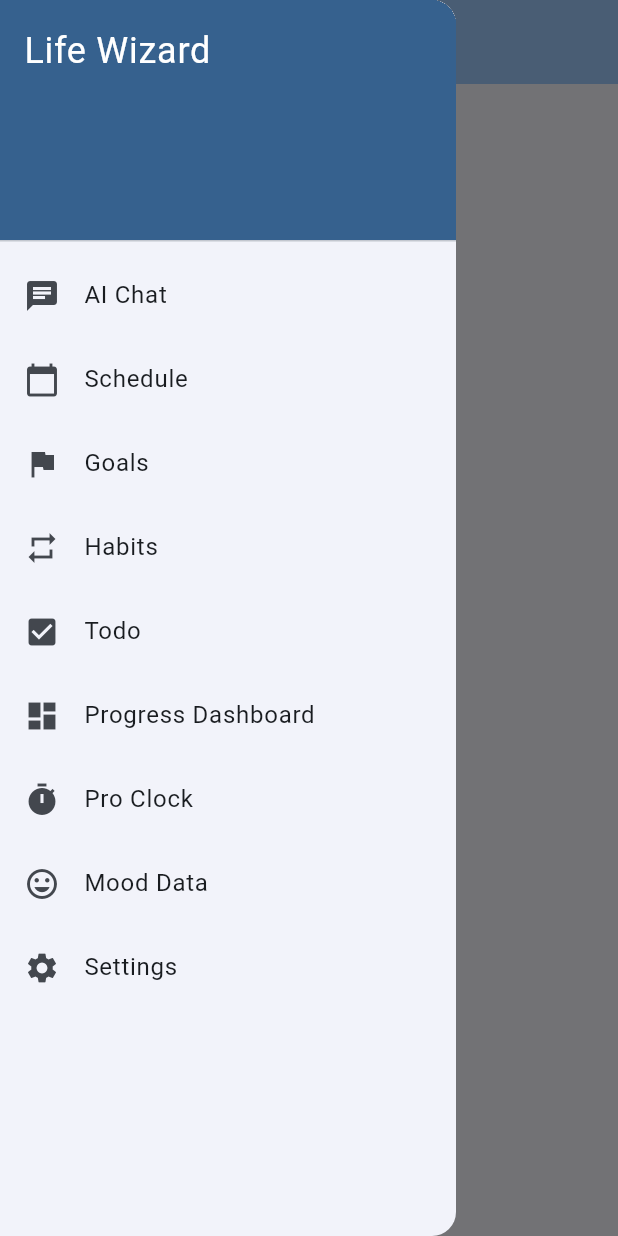
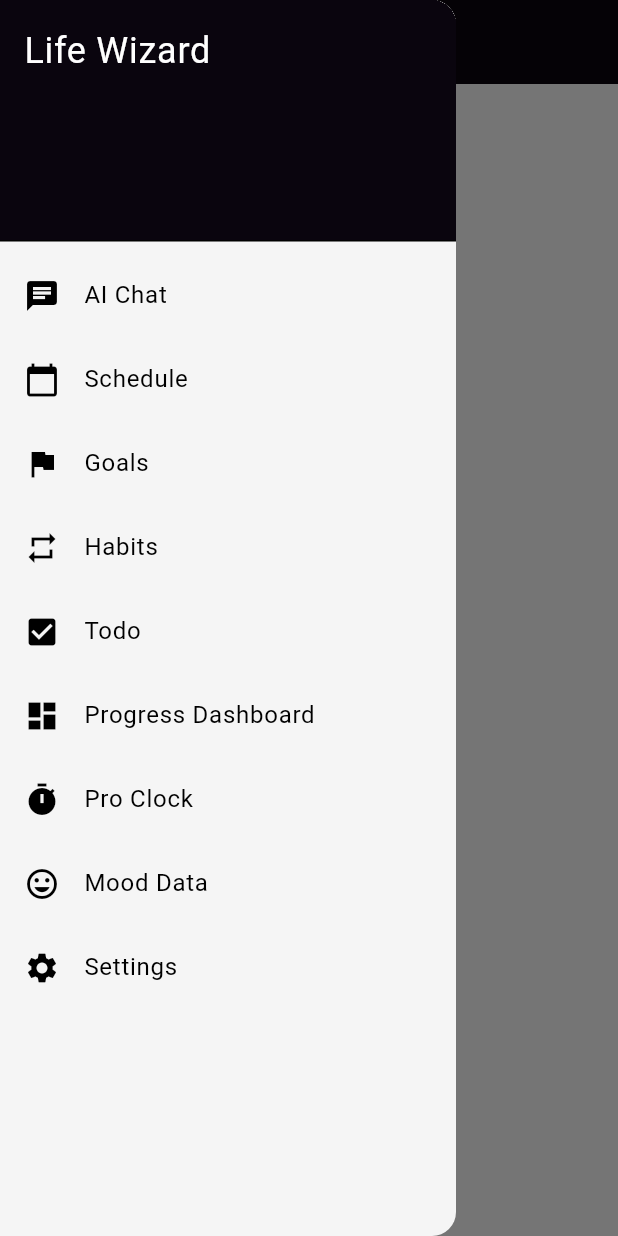
Before and after one commit to Majidi-star/Life-Wizard, a Flutter app: the screen it shows after launch, with the side drawer open, on a phone screen of 412 x 824 dp. Run offline on Flutter 3.47's test engine with Material 3 defaults, Android fonts, the phone set to English and light mode, and no system bars; our stand-ins replace bloc, equatable, flutter_bloc, shared_preferences, sqflite; accounts and stored records are empty.

Commit message:
adding the theme logic

```diff
--- a/lib/database_initializer.dart
+++ b/lib/database_initializer.dart
@@ -45,7 +45,7 @@ class DatabaseInitializer {
       'feedbackFrequency': 7,
       'AIGuideLines': '',
     });
-    print("creating the database ...");
+
     // Todo table
     await db.execute('''
       CREATE TABLE todo(
--- a/lib/features/ai_chat/ai_chat_screen.dart
+++ b/lib/features/ai_chat/ai_chat_screen.dart
@@ -1,5 +1,6 @@
 import 'package:flutter/material.dart';
 import '../../widgets/app_drawer.dart';
+import '../../utils/theme_utils.dart';
 
 class AIChatScreen extends StatelessWidget {
   const AIChatScreen({super.key});
@@ -7,9 +8,10 @@ class AIChatScreen extends StatelessWidget {
   @override
   Widget build(BuildContext context) {
     return Scaffold(
+      backgroundColor: Theme.of(context).colorScheme.primary,
       appBar: AppBar(
         title: const Text('AI Chat'),
-        backgroundColor: Theme.of(context).colorScheme.inversePrimary,
+        backgroundColor: ThemeUtils.getAppBarColor(context),
       ),
       drawer: const AppDrawer(),
       body: const Center(child: Text('AI Chat Screen')),
--- a/lib/features/goals/goals_screen.dart
+++ b/lib/features/goals/goals_screen.dart
@@ -1,5 +1,6 @@
 import 'package:flutter/material.dart';
 import '../../widgets/app_drawer.dart';
+import '../../utils/theme_utils.dart';
 
 class GoalsScreen extends StatelessWidget {
   const GoalsScreen({super.key});
@@ -7,9 +8,10 @@ class GoalsScreen extends StatelessWidget {
   @override
   Widget build(BuildContext context) {
     return Scaffold(
+      backgroundColor: Theme.of(context).colorScheme.primary,
       appBar: AppBar(
         title: const Text('Goals'),
-        backgroundColor: Theme.of(context).colorScheme.inversePrimary,
+        backgroundColor: ThemeUtils.getAppBarColor(context),
       ),
       drawer: const AppDrawer(),
       body: const Center(child: Text('Goals Screen')),
--- a/lib/features/habits/habits_screen.dart
+++ b/lib/features/habits/habits_screen.dart
@@ -1,5 +1,6 @@
 import 'package:flutter/material.dart';
 import '../../widgets/app_drawer.dart';
+import '../../utils/theme_utils.dart';
 
 class HabitsScreen extends StatelessWidget {
   const HabitsScreen({super.key});
@@ -7,9 +8,10 @@ class HabitsScreen extends StatelessWidget {
   @override
   Widget build(BuildContext context) {
     return Scaffold(
+      backgroundColor: Theme.of(context).colorScheme.primary,
       appBar: AppBar(
         title: const Text('Habits'),
-        backgroundColor: Theme.of(context).colorScheme.inversePrimary,
+        backgroundColor: ThemeUtils.getAppBarColor(context),
       ),
       drawer: const AppDrawer(),
       body: const Center(child: Text('Habits Screen')),
--- a/lib/features/mood_data/mood_data_screen.dart
+++ b/lib/features/mood_data/mood_data_screen.dart
@@ -1,5 +1,6 @@
 import 'package:flutter/material.dart';
 import '../../widgets/app_drawer.dart';
+import '../../utils/theme_utils.dart';
 
 class MoodDataScreen extends StatelessWidget {
   const MoodDataScreen({super.key});
@@ -7,9 +8,10 @@ class MoodDataScreen extends StatelessWidget {
   @override
   Widget build(BuildContext context) {
     return Scaffold(
+      backgroundColor: Theme.of(context).colorScheme.primary,
       appBar: AppBar(
         title: const Text('Mood Data'),
-        backgroundColor: Theme.of(context).colorScheme.inversePrimary,
+        backgroundColor: ThemeUtils.getAppBarColor(context),
       ),
       drawer: const AppDrawer(),
       body: const Center(child: Text('Mood Data Screen')),
--- a/lib/features/pro_clock/pro_clock_screen.dart
+++ b/lib/features/pro_clock/pro_clock_screen.dart
@@ -1,5 +1,6 @@
 import 'package:flutter/material.dart';
 import '../../widgets/app_drawer.dart';
+import '../../utils/theme_utils.dart';
 
 class ProClockScreen extends StatelessWidget {
   const ProClockScreen({super.key});
@@ -7,9 +8,10 @@ class ProClockScreen extends StatelessWidget {
   @override
   Widget build(BuildContext context) {
     return Scaffold(
+      backgroundColor: Theme.of(context).colorScheme.primary,
       appBar: AppBar(
         title: const Text('Pro Clock'),
-        backgroundColor: Theme.of(context).colorScheme.inversePrimary,
+        backgroundColor: ThemeUtils.getAppBarColor(context),
       ),
       drawer: const AppDrawer(),
       body: const Center(child: Text('Pro Clock Screen')),
--- a/lib/features/progress_dashboard/progress_dashboard_screen.dart
+++ b/lib/features/progress_dashboard/progress_dashboard_screen.dart
@@ -1,5 +1,6 @@
 import 'package:flutter/material.dart';
 import '../../widgets/app_drawer.dart';
+import '../../utils/theme_utils.dart';
 
 class ProgressDashboardScreen extends StatelessWidget {
   const ProgressDashboardScreen({super.key});
@@ -7,9 +8,10 @@ class ProgressDashboardScreen extends StatelessWidget {
   @override
   Widget build(BuildContext context) {
     return Scaffold(
+      backgroundColor: Theme.of(context).colorScheme.primary,
       appBar: AppBar(
         title: const Text('Progress Dashboard'),
-        backgroundColor: Theme.of(context).colorScheme.inversePrimary,
+        backgroundColor: ThemeUtils.getAppBarColor(context),
       ),
       drawer: const AppDrawer(),
       body: const Center(child: Text('Progress Dashboard Screen')),
--- a/lib/features/schedule/schedule_screen.dart
+++ b/lib/features/schedule/schedule_screen.dart
@@ -1,5 +1,6 @@
 import 'package:flutter/material.dart';
 import '../../widgets/app_drawer.dart';
+import '../../utils/theme_utils.dart';
 
 class ScheduleScreen extends StatelessWidget {
   const ScheduleScreen({super.key});
@@ -7,9 +8,10 @@ class ScheduleScreen extends StatelessWidget {
   @override
   Widget build(BuildContext context) {
     return Scaffold(
+      backgroundColor: Theme.of(context).colorScheme.primary,
       appBar: AppBar(
         title: const Text('Schedule'),
-        backgroundColor: Theme.of(context).colorScheme.inversePrimary,
+        backgroundColor: ThemeUtils.getAppBarColor(context),
       ),
       drawer: const AppDrawer(),
       body: const Center(child: Text('Schedule Screen')),
--- a/lib/features/settings/settings_state.dart
+++ b/lib/features/settings/settings_state.dart
@@ -19,15 +19,25 @@ class SettingsState extends Equatable {
   });
 
   // Get theme-based colors
-  Color get primaryColor => theme == 'dark' ? Colors.teal : Colors.blue;
+  Color get primaryColor =>
+      theme == 'dark'
+          ? Color.fromRGBO(40, 40, 40, 1)
+          : Color.fromRGBO(40, 40, 40, 0);
 
   Color get secondaryColor =>
-      theme == 'dark' ? Colors.tealAccent : Colors.blueAccent;
+      theme == 'dark'
+          ? Color.fromRGBO(145, 38, 38, 1)
+          : Color.fromRGBO(138, 93, 244, 1);
 
-  Color get thirdlyColor => theme == 'dark' ? Colors.cyan : Colors.lightBlue;
+  Color get thirdlyColor =>
+      theme == 'dark'
+          ? Color.fromRGBO(36, 36, 36, 1)
+          : Color.fromRGBO(10, 5, 14, 1);
 
   Color get fourthlyColor =>
-      theme == 'dark' ? Colors.cyanAccent : Colors.lightBlueAccent;
+      theme == 'dark'
+          ? Color.fromRGBO(55, 59, 60, 1)
+          : Color.fromRGBO(221, 1, 236, 1);
 
   SettingsState copyWith({
     String? theme,
--- a/lib/features/todo/todo_screen.dart
+++ b/lib/features/todo/todo_screen.dart
@@ -1,5 +1,6 @@
 import 'package:flutter/material.dart';
 import '../../widgets/app_drawer.dart';
+import '../../utils/theme_utils.dart';
 
 class TodoScreen extends StatelessWidget {
   const TodoScreen({super.key});
@@ -7,9 +8,10 @@ class TodoScreen extends StatelessWidget {
   @override
   Widget build(BuildContext context) {
     return Scaffold(
+      backgroundColor: Theme.of(context).colorScheme.primary,
       appBar: AppBar(
         title: const Text('Todo'),
-        backgroundColor: Theme.of(context).colorScheme.inversePrimary,
+        backgroundColor: ThemeUtils.getAppBarColor(context),
       ),
       drawer: const AppDrawer(),
       body: const Center(child: Text('Todo Screen')),
--- a/lib/main.dart
+++ b/lib/main.dart
@@ -22,23 +22,19 @@ import 'database_initializer.dart';
 // import 'features/Mood_data/Mood_data_repository.dart';
 // import 'features/schedule/schedule_repository.dart';
 // import 'features/settings/settings_repository.dart';
-import 'features/todo/todo_repository.dart';
+// import 'features/todo/todo_repository.dart';
 
 void main() async {
   WidgetsFlutterBinding.ensureInitialized();
   final preferences = await SharedPreferences.getInstance();
   // Initialize the database
   // await DatabaseInitializer.deleteDatabase(); //////////////////////////////// Removing the database
-  // final db = await DatabaseInitializer.database;
-
   final db = await DatabaseInitializer.database;
-  final repository = TodoRepository(db);
-  await testTodoRepository();
 
   // await testSettingsRepository();
 
   // When you're done with the database
-  // await DatabaseInitializer.closeDatabase(); ///////////////////////////////// Closing the database
+  await DatabaseInitializer.closeDatabase(); ///////////////////////////////// Closing the database
 
   runApp(MyApp(preferences: preferences));
 }
@@ -58,11 +54,34 @@ class MyApp extends StatelessWidget {
             title: 'Life Wizard',
             theme: ThemeData(
               primaryColor: state.primaryColor,
-              colorScheme: ColorScheme.fromSeed(
-                seedColor: state.primaryColor,
+              colorScheme: ColorScheme(
+                brightness:
+                    state.theme == 'dark' ? Brightness.dark : Brightness.light,
+                primary: state.primaryColor,
+                onPrimary: Colors.white,
                 secondary: state.secondaryColor,
+                onSecondary: Colors.white,
                 tertiary: state.thirdlyColor,
+                onTertiary: Colors.black,
+                surfaceTint: state.fourthlyColor,
+                error: Colors.red,
+                onError: Colors.white,
+                background: state.theme == 'dark' ? Colors.black : Colors.white,
+                onBackground:
+                    state.theme == 'dark' ? Colors.white : Colors.black,
+                surface:
+                    state.theme == 'dark'
+                        ? Colors.grey[900]!
+                        : Colors.grey[100]!,
+                onSurface: state.theme == 'dark' ? Colors.white : Colors.black,
               ),
+              appBarTheme: AppBarTheme(
+                backgroundColor: state.thirdlyColor,
+                surfaceTintColor: Colors.transparent,
+                elevation: 0,
+              ),
+              cardColor: state.fourthlyColor,
+              cardTheme: CardTheme(surfaceTintColor: Colors.transparent),
               useMaterial3: true,
             ),
             routes: {
--- /dev/null
+++ b/lib/utils/theme_utils.dart
@@ -0,0 +1,7 @@
+import 'package:flutter/material.dart';
+
+class ThemeUtils {
+  static Color getAppBarColor(BuildContext context) {
+    return Theme.of(context).colorScheme.tertiary;
+  }
+}
--- a/lib/widgets/app_drawer.dart
+++ b/lib/widgets/app_drawer.dart
@@ -1,4 +1,5 @@
 import 'package:flutter/material.dart';
+import '../utils/theme_utils.dart';
 
 class AppDrawer extends StatelessWidget {
   const AppDrawer({super.key});
@@ -6,12 +7,14 @@ class AppDrawer extends StatelessWidget {
   @override
   Widget build(BuildContext context) {
     return Drawer(
+      child: Container(
+        color: Theme.of(context).colorScheme.primary,
         child: ListView(
           padding: EdgeInsets.zero,
           children: <Widget>[
             DrawerHeader(
               decoration: BoxDecoration(
-              color: Theme.of(context).colorScheme.primary,
+                color: ThemeUtils.getAppBarColor(context),
               ),
               child: const Text(
                 'Life Wizard',
@@ -65,6 +68,7 @@ class AppDrawer extends StatelessWidget {
             ),
           ],
         ),
+      ),
     );
   }
 
```
Also changed, not shown: lib/features/settings/settings_screen.dart (+54 -5 lines). Lines whose indentation alone changed are shown as unchanged.
